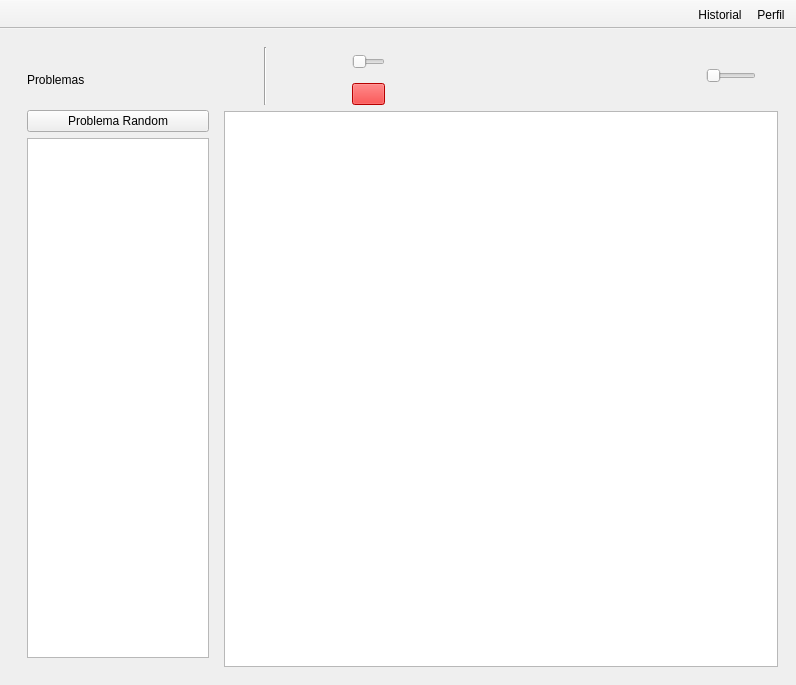
raqquel21/carta-nautica, file mainwindow.ui: the form before one commit.
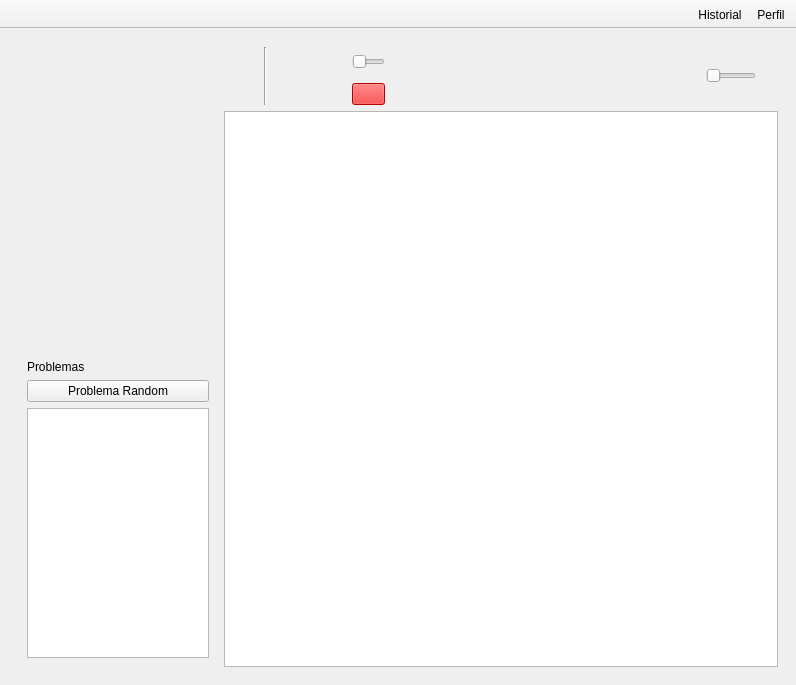
The form after the commit. The open tabs and pages were chosen to show the change. Icons and pictures are not drawn.

Commit message: Nuevos Cambios y ui

The edit to the form file:
```diff
--- a/mainwindow.ui
+++ b/mainwindow.ui
@@ -843,10 +843,7 @@
           </property>
           <widget class="QWidget" name="Elegir_problema">
            <layout class="QGridLayout" name="gridLayout_13">
-            <item row="2" column="0" colspan="2">
-             <widget class="QListWidget" name="listWidgetPreguntas"/>
-            </item>
-            <item row="0" column="0">
+            <item row="2" column="0">
              <widget class="QLabel" name="Problemas">
               <property name="text">
                <string>Problemas</string>
@@ -856,6 +853,32 @@
               </property>
              </widget>
             </item>
+            <item row="0" column="0">
+             <spacer name="horizontalSpacer_10">
+              <property name="orientation">
+               <enum>Qt::Orientation::Horizontal</enum>
+              </property>
+              <property name="sizeHint" stdset="0">
+               <size>
+                <width>40</width>
+                <height>20</height>
+               </size>
+              </property>
+             </spacer>
+            </item>
+            <item row="1" column="0">
+             <spacer name="verticalSpacer_14">
+              <property name="orientation">
+               <enum>Qt::Orientation::Vertical</enum>
+              </property>
+              <property name="sizeHint" stdset="0">
+               <size>
+                <width>20</width>
+                <height>40</height>
+               </size>
+              </property>
+             </spacer>
+            </item>
             <item row="0" column="1">
              <widget class="QPushButton" name="sidebarButton_2">
               <property name="styleSheet">
@@ -874,13 +897,16 @@
               </property>
              </widget>
             </item>
-            <item row="1" column="0" colspan="2">
+            <item row="4" column="0" colspan="2">
              <widget class="QPushButton" name="Problema_Random">
               <property name="text">
                <string>Problema Random</string>
               </property>
              </widget>
             </item>
+            <item row="5" column="0" colspan="2">
+             <widget class="QListWidget" name="listWidgetPreguntas"/>
+            </item>
            </layout>
           </widget>
           <widget class="QWidget" name="Resolver_Problema">
```
Left out of the diff: 8 changed lines with no effect on the pictures. The commit also changes 4 other files.
